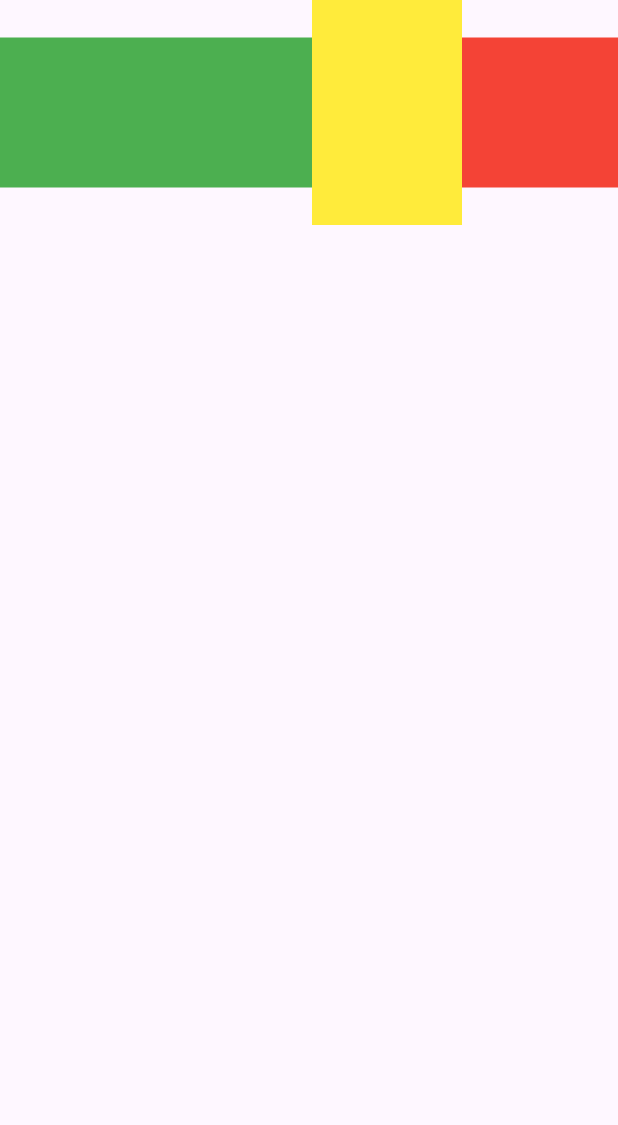
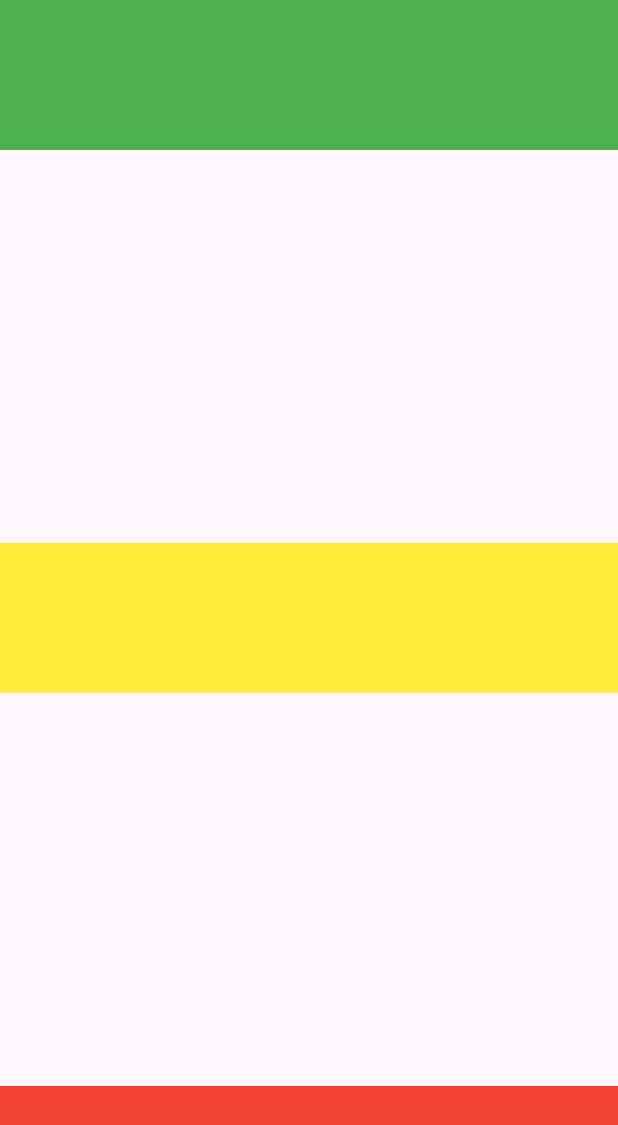
Before and after one commit to NurulhudaAi/flutter_innit, a Flutter app: the screen it shows after launch, on a phone screen of 412 x 824 dp. Shown: the top 1125 px of the screen. Run offline on Flutter 3.47's test engine with Material 3 defaults, Android fonts, the phone set to English and light mode, and no system bars.

Commit message:
add column

```diff
--- a/lib/week05/multi_child_demo.dart
+++ b/lib/week05/multi_child_demo.dart
@@ -12,18 +12,13 @@ class _MultiChildDemoState extends State<MultiChildDemo> {
   Widget build(BuildContext context) {
     return Scaffold(
       body: SafeArea(
-        child: Row(
+        child: Column(
           mainAxisAlignment: MainAxisAlignment.spaceBetween,
-          crossAxisAlignment: CrossAxisAlignment.center,
+          crossAxisAlignment: CrossAxisAlignment.stretch,
           children: [
-            Expanded(
-              flex: 2,
-              child: Container(color: Colors.green, width: 100, height: 100),
-            ),
-            Container(color: Colors.yellow, width: 100, height: 150),
-            Expanded(
-              child: Container(color: Colors.red, width: 100, height: 100),
-            ),
+            Container(color: Colors.green, width: 100, height: 100),
+            Container(color: Colors.yellow, width: 150, height: 100),
+            Container(color: Colors.red, width: 100, height: 100),
           ],
         ),
       ),
```
